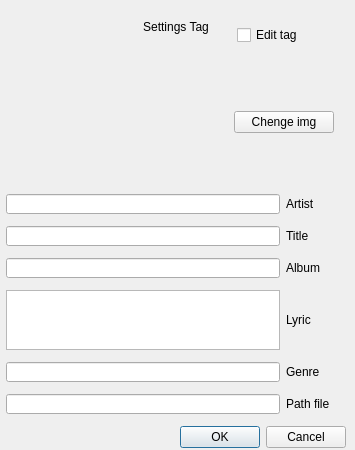
Before: the Qt Designer form app/dtagmusic.ui in dmushynska/uamp, drawn with Qt 5.
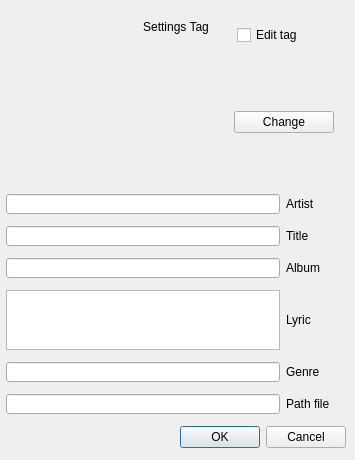
After: the same form once the commit is applied.

The edit to the form file:
```diff
--- a/app/dtagmusic.ui
+++ b/app/dtagmusic.ui
@@ -7,7 +7,7 @@
     <x>0</x>
     <y>0</y>
     <width>355</width>
-    <height>450</height>
+    <height>460</height>
    </rect>
   </property>
   <property name="sizePolicy">
@@ -19,19 +19,19 @@
   <property name="minimumSize">
    <size>
     <width>355</width>
-    <height>450</height>
+    <height>460</height>
    </size>
   </property>
   <property name="maximumSize">
    <size>
     <width>355</width>
-    <height>450</height>
+    <height>460</height>
    </size>
   </property>
   <property name="windowTitle">
    <string>Dialog</string>
   </property>
-  <widget class="QWidget" name="">
+  <widget class="QWidget" name="layoutWidget">
    <property name="geometry">
     <rect>
      <x>6</x>
@@ -138,7 +138,7 @@
          </size>
         </property>
         <property name="text">
-         <string>Chenge img</string>
+         <string>Change</string>
         </property>
        </widget>
       </item>
```
